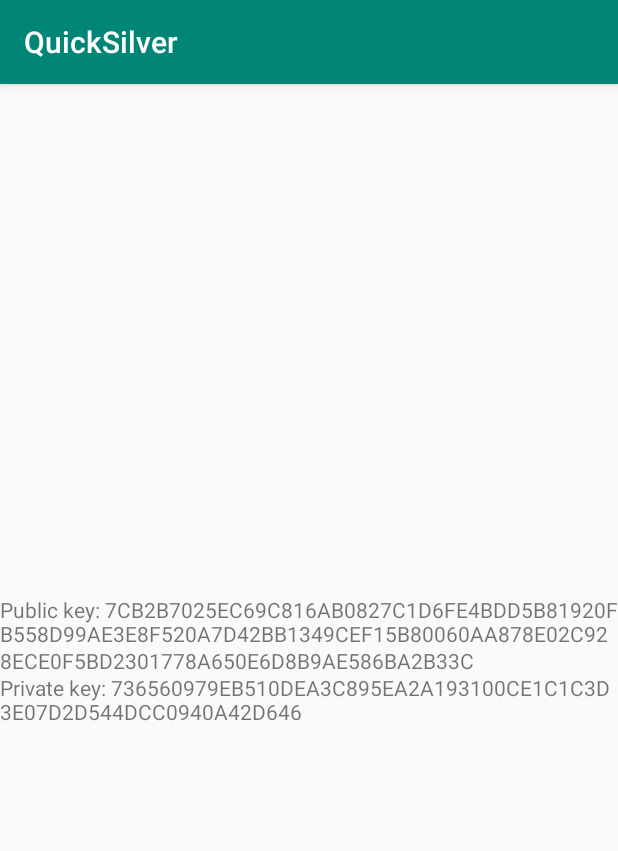
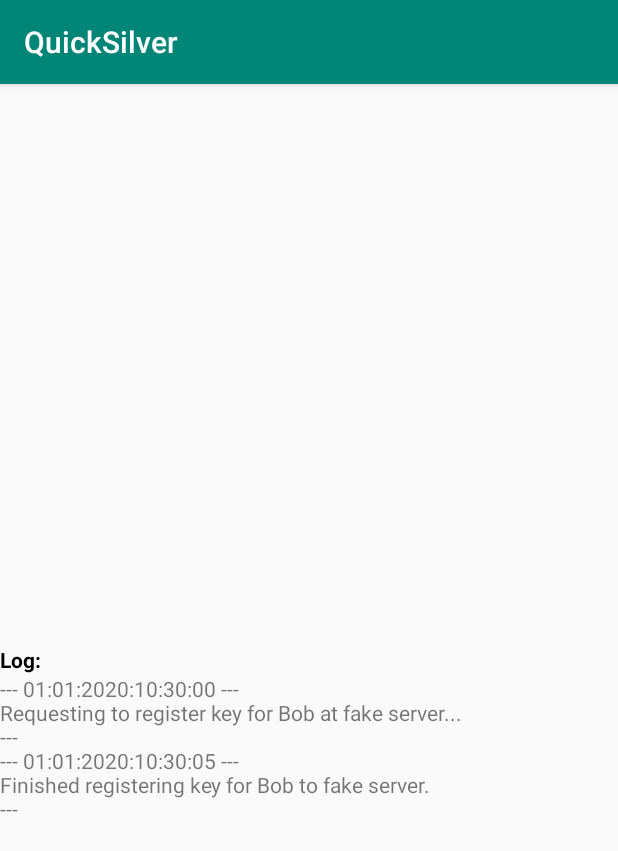
Before and after one commit to fabiocolacio/Quicksilver, an Android app: the screen it shows after launch (MainActivity), on a phone screen of 412 x 824 dp. Shown: the top 851 px of the screen. Run offline under Robolectric (Android 15) with nearby library versions, the phone set to English and light mode, and no system bars; 1 statement that could not run was skipped.

Commit message:
Implemented client registration, unregistration, and login, implemented FakeServer to test

```diff
--- a/app/src/main/java/com/example/quicksilver/MainActivity.kt
+++ b/app/src/main/java/com/example/quicksilver/MainActivity.kt
@@ -2,15 +2,19 @@ package com.example.quicksilver
 
 import androidx.appcompat.app.AppCompatActivity
 import android.os.Bundle
-import android.util.Log
 import android.widget.TextView
+import com.example.quicksilver.testing.FakeServer
 import java.security.Security
-
+import java.text.SimpleDateFormat
+import java.util.*
 
 class MainActivity : AppCompatActivity() {
 
     companion object {
         private val TAG = MainActivity::class.qualifiedName
+
+        const val FAKE_SERVER_DELAY_MS = 5000
+        const val TEST_NAME = "Bob"
     }
 
     override fun onCreate(savedInstanceState: Bundle?) {
@@ -20,21 +24,25 @@ class MainActivity : AppCompatActivity() {
         Security.addProvider(org.spongycastle.jce.provider.BouncyCastleProvider())
 
         var textDisplay = findViewById<TextView>(R.id.text_display)
-        var displayString = ""
         var keyPair = SecurityHelpers.generateECKeyPair("secp256r1")
         if (keyPair == null) {
-            displayString = "Unable to generate key pair."
-        }
-        else {
-            displayString =
-                "Public key: " +
-                SecurityHelpers.getEcPublicKeyAsHex(keyPair.public) +
-                "\n" +
-                "Private key: " + SecurityHelpers.getEcPrivateKeyAsHex(keyPair.private)
+            logMessage("Unable to generate key pair.", textDisplay)
+            return
         }
 
-        Log.d(TAG, displayString);
-        textDisplay.setText(displayString)
+        var fakeServer = FakeServer(mainLooper, FAKE_SERVER_DELAY_MS)
+
+        logMessage("Requesting to register key for $TEST_NAME at fake server...", textDisplay)
+        fakeServer.requestRegisterKey(TEST_NAME, keyPair.public.encoded, keyPair.public.format) {
+            logMessage("Finished registering key for $TEST_NAME to fake server.", textDisplay)
+        }
+    }
+
+    private fun logMessage(msg : String, textDisplay : TextView) {
+        val s = SimpleDateFormat("MM:dd:yyyy:hh:mm:ss")
+        val format = s.format(Date())
+        val display = "--- $format ---\n$msg\n---\n"
+        textDisplay.append(display)
     }
 
 }
--- a/app/src/main/java/com/example/quicksilver/SecurityHelpers.kt
+++ b/app/src/main/java/com/example/quicksilver/SecurityHelpers.kt
@@ -1,26 +1,10 @@
 package com.example.quicksilver
 
-import android.util.Log
-import org.spongycastle.jce.ECNamedCurveTable;
+import java.security.*
+import java.security.spec.ECGenParameterSpec
 
-import java.math.BigInteger;
-import java.security.InvalidAlgorithmParameterException;
-import java.security.KeyPair;
-import java.security.KeyPairGenerator;
-import java.security.NoSuchAlgorithmException;
-import java.security.PrivateKey;
-import java.security.PublicKey;
-import java.security.SecureRandom;
-import java.security.interfaces.ECPrivateKey;
-import java.security.interfaces.ECPublicKey;
-import java.security.spec.ECGenParameterSpec
-import java.security.spec.ECParameterSpec
-
-public class SecurityHelpers {
-
+class SecurityHelpers {
     companion object {
-        private val TAG = SecurityHelpers::class.qualifiedName
-
         fun generateECKeyPair(curve : String) : KeyPair? {
             var ecGenSpec = ECGenParameterSpec(curve)
             try {
@@ -40,36 +24,18 @@ public class SecurityHelpers {
             return null
         }
 
-        fun getEcPublicKeyAsHex(publicKey : PublicKey) : String {
-
-            var ecPublicKey = publicKey as ECPublicKey
-            var ecPoint = ecPublicKey.getW();
-
-            Log.d(TAG, "Length of x: " + ecPoint.getAffineX().toByteArray().size);
-            Log.d(TAG, "Length of y: " + ecPoint.getAffineY().toByteArray().size);
-
-            return byteArrayToHexString(ecPoint.getAffineX().toByteArray()) +
-                    byteArrayToHexString(ecPoint.getAffineY().toByteArray())
+        fun generateECSignature(key : PrivateKey, data : ByteArray) : ByteArray {
+            var sig = Signature.getInstance("SHA256withECDSA")
+            sig.initSign(key)
+            sig.update(data)
+            return sig.sign()
         }
 
-        fun getEcPrivateKeyAsHex(privateKey : PrivateKey) : String {
-
-            var ecPrivateKey = privateKey as ECPrivateKey;
-            var ecPoint = ecPrivateKey.getS();
-
-            var privateKeyBytes = ecPoint.toByteArray();
-
-            return byteArrayToHexString(privateKeyBytes)
-
-        }
-
-        fun byteArrayToHexString(arr : ByteArray) : String {
-            var ret = StringBuilder()
-            for (byte in arr) {
-                ret.append(String.format("%02X", byte))
-            }
-            return ret.toString()
+        fun validateECSignature(key : PublicKey, data : ByteArray, signature : ByteArray) : Boolean {
+            var sig = Signature.getInstance("SHA256withECDSA")
+            sig.initVerify(key)
+            sig.update(data)
+            return sig.verify(signature)
         }
     }
-
 }
--- /dev/null
+++ b/app/src/main/java/com/example/quicksilver/testing/FakeServer.kt
@@ -0,0 +1,138 @@
+package com.example.quicksilver.testing
+
+import android.os.Handler
+import android.os.Looper
+import android.os.Message
+import android.os.SystemClock.uptimeMillis
+import android.util.Log
+import com.example.quicksilver.SecurityHelpers
+import java.security.KeyFactory
+import java.security.PublicKey
+import java.security.spec.KeySpec
+import java.security.spec.PKCS8EncodedKeySpec
+import java.security.spec.X509EncodedKeySpec
+
+class FakeServer(mainThreadLooper: Looper, simulatedDelay: Int) {
+
+    companion object {
+
+        private val TAG = FakeServer.javaClass.canonicalName
+
+        val LOGIN_TEST_VALUE = ByteArray(10) { init : Int -> (init+1).toByte()}
+
+        // Messages
+        private const val MSG_REGISTER_KEY = 0
+        private const val MSG_UNREGISTER_KEY = 1
+        private const val MSG_LOGIN = 2
+    }
+
+    class RequestInfo(var s1: String?, var s2: String?, var o1: Any?,
+                      var callback : (Boolean) -> Unit)
+
+    var keys : HashMap<String, PublicKey> = HashMap()
+    var kf : KeyFactory = KeyFactory.getInstance("EC")
+    var handler : Handler
+    var simulatedDelayMs : Int = simulatedDelay
+
+    init {
+        handler = Handler(mainThreadLooper) {
+            val ri = it.obj as RequestInfo
+            when (it.what) {
+                MSG_REGISTER_KEY -> {
+                    registerKey(
+                        ri.s1 as String,
+                        ri.o1 as ByteArray,
+                        ri.s2 as String,
+                        ri.callback
+                    )
+                    true
+                }
+                MSG_UNREGISTER_KEY -> {
+                    unregisterKey(
+                        ri.s1 as String,
+                        ri.callback
+                    )
+                    true
+                }
+                MSG_LOGIN -> {
+                    login(
+                        ri.s1 as String, ri.o1 as ByteArray,
+                        ri.callback
+                    )
+                    true
+                }
+                else -> {
+                    Log.e(TAG, "Unrecognized message type: " + it.what)
+                    true
+                }
+            }
+        }
+    }
+
+    fun requestRegisterKey(userName : String, publicKeyBytes : ByteArray, format : String,
+                           callback : (Boolean) -> Unit) {
+        var msg = Message()
+        msg.obj = RequestInfo(userName, format, publicKeyBytes, callback)
+        handler.sendMessageAtTime(msg, uptimeMillis() + simulatedDelayMs)
+    }
+
+    fun requestUnregisterKey(userName : String, callback : (Boolean) -> Unit) {
+        var msg = Message()
+        msg.obj = RequestInfo(userName, null,null, callback)
+        handler.sendMessageAtTime(msg, uptimeMillis() + simulatedDelayMs)
+    }
+
+    fun requestLogin(userName : String, testSignature : ByteArray,
+                     callback : (Boolean) -> Unit) {
+        var msg = Message()
+        msg.obj = RequestInfo(userName, null, testSignature, callback)
+        handler.sendMessageAtTime(msg, uptimeMillis() + simulatedDelayMs)
+    }
+
+    private fun registerKey(userName : String, publicKeyBytes : ByteArray, format : String,
+                            callback : (Boolean) -> Unit) {
+        if (keys.containsKey(userName)) {
+            callback(false)
+            return
+        }
+        var spec : KeySpec
+        if (format == "X.509") {
+            spec = X509EncodedKeySpec(publicKeyBytes)
+        }
+        else if (format == "PKCS#8") {
+            spec = PKCS8EncodedKeySpec(publicKeyBytes)
+        }
+        else {
+            callback(false)
+            return
+        }
+        keys.put(userName, kf.generatePublic(spec))
+        callback(true)
+    }
+
+    private fun unregisterKey(userName : String, callback : (Boolean) -> Unit) {
+        if (!keys.containsKey(userName)) {
+            callback(false)
+            return
+        }
+        keys.remove(userName)
+        callback(true)
+    }
+
+    private fun login(userName : String, testSignature : ByteArray,
+                      callback : (Boolean) -> Unit) {
+        val key: PublicKey? = keys[userName]
+        if (key == null) {
+            callback(false)
+            return
+        }
+        if (SecurityHelpers.validateECSignature(
+                key, LOGIN_TEST_VALUE, testSignature)) {
+            callback(true)
+            return
+        }
+        callback(false)
+    }
+
+
+}
--- a/app/src/main/res/layout/activity_main.xml
+++ b/app/src/main/res/layout/activity_main.xml
@@ -6,13 +6,45 @@
     android:layout_height="match_parent"
     tools:context=".MainActivity">
 
-    <TextView
-        android:id="@+id/text_display"
-        android:layout_width="wrap_content"
-        android:layout_height="wrap_content"
-        app:layout_constraintBottom_toBottomOf="parent"
-        app:layout_constraintLeft_toLeftOf="parent"
-        app:layout_constraintRight_toRightOf="parent"
-        app:layout_constraintTop_toTopOf="parent" />
+    <LinearLayout
+        android:layout_width="match_parent"
+        android:layout_height="match_parent"
+        android:orientation="vertical"
+        android:weightSum="1.0">
+
+        <View
+            android:layout_width="match_parent"
+            android:layout_height="0dp"
+            android:layout_weight="0.5">
+        </View>
+
+        <TextView
+            android:id="@+id/textView"
+            android:layout_width="match_parent"
+            android:layout_height="wrap_content"
+            android:text="@string/log_header"
+            android:textColor="#000000"
+            android:textStyle="bold" />
+
+        <ScrollView
+            android:layout_width="match_parent"
+            android:layout_height="0dp"
+            android:layout_weight="0.5">
+
+            <LinearLayout
+                android:layout_width="match_parent"
+                android:layout_height="wrap_content"
+                android:orientation="vertical" >
+
+                <TextView
+                    android:id="@+id/text_display"
+                    android:layout_width="wrap_content"
+                    android:layout_height="wrap_content"
+                    />
+
+            </LinearLayout>
+        </ScrollView>
+
+    </LinearLayout>
 
 </androidx.constraintlayout.widget.ConstraintLayout>
--- a/app/src/main/res/values/strings.xml
+++ b/app/src/main/res/values/strings.xml
@@ -1,3 +1,4 @@
 <resources>
     <string name="app_name">QuickSilver</string>
+    <string name="log_header">Log:</string>
 </resources>
```
Also changed, not shown: app/src/main/java/com/example/quicksilver/utils/Utils.kt (added, +13 -0 lines).
